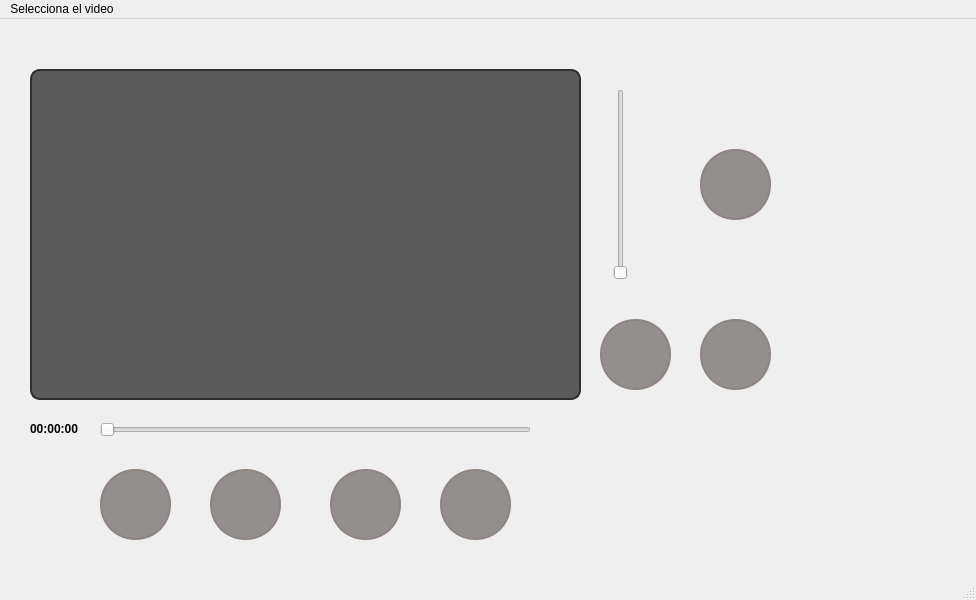
The window that mainwindow.ui (CGalvisOssa/QtVideoMediaPlayer) describes before a commit, drawn with Qt 5.
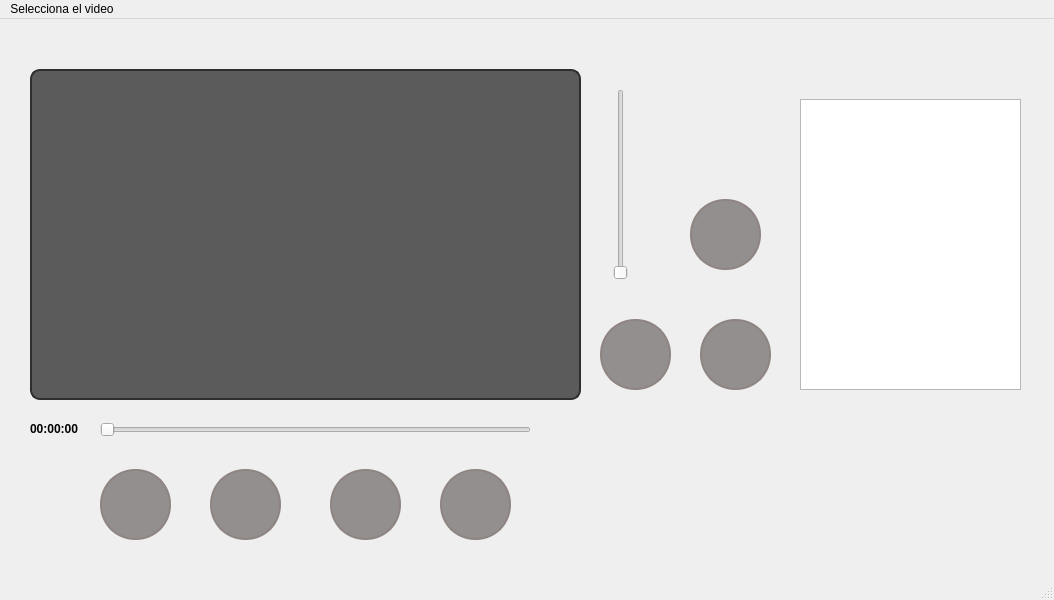
The same window after the commit.

```diff
--- a/mainwindow.ui
+++ b/mainwindow.ui
@@ -6,7 +6,7 @@
    <rect>
     <x>0</x>
     <y>0</y>
-    <width>976</width>
+    <width>1054</width>
     <height>600</height>
    </rect>
   </property>
@@ -219,8 +219,8 @@
    <widget class="QPushButton" name="pushButton_mute">
     <property name="geometry">
      <rect>
-      <x>700</x>
-      <y>130</y>
+      <x>690</x>
+      <y>180</y>
       <width>71</width>
       <height>71</height>
      </rect>
@@ -270,13 +270,23 @@
      <string/>
     </property>
    </widget>
+   <widget class="QTreeView" name="treeView">
+    <property name="geometry">
+     <rect>
+      <x>800</x>
+      <y>80</y>
+      <width>221</width>
+      <height>291</height>
+     </rect>
+    </property>
+   </widget>
   </widget>
   <widget class="QMenuBar" name="menubar">
    <property name="geometry">
     <rect>
      <x>0</x>
      <y>0</y>
-     <width>976</width>
+     <width>1054</width>
      <height>25</height>
     </rect>
    </property>
```
